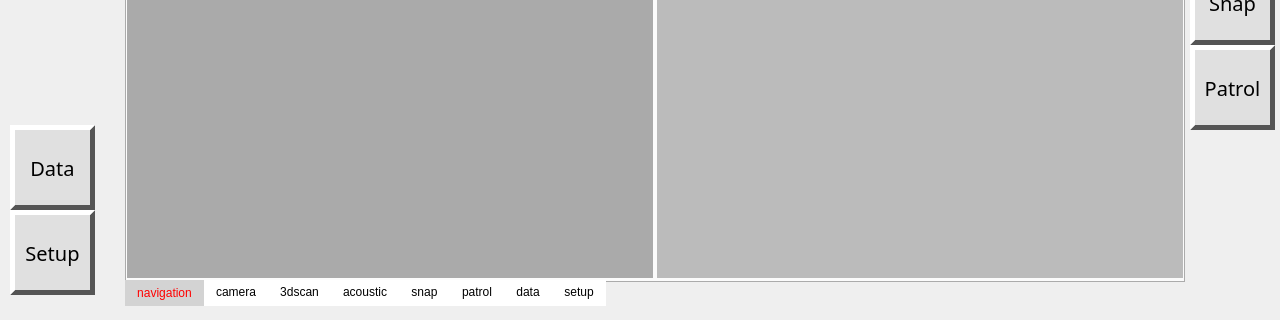
Old version of the form python/patrol/patrol.ui in the repository elecun/flame_robotics_patroller; both pictures show x 0 to 1280 and y 400 to 720 of the 1280 by 720 pixel window.
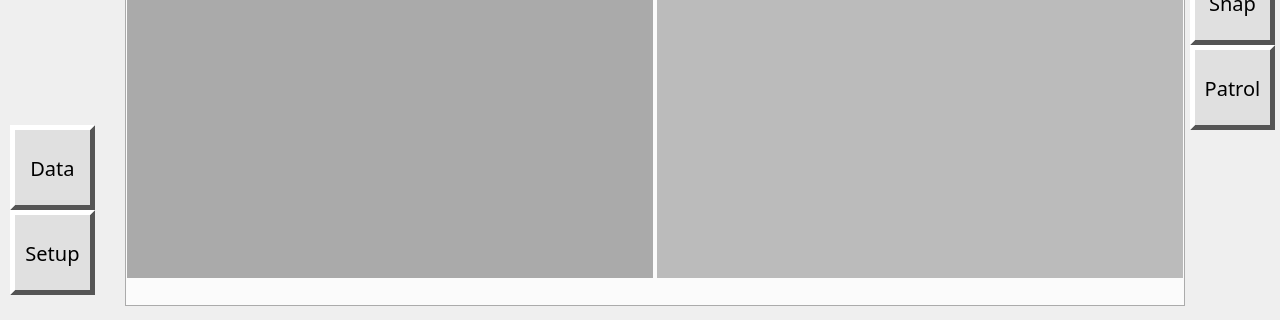
New version of the form. Icons and pictures are not drawn.

Commit message: hide tabbar

The edit to the form file:
```diff
--- a/python/patrol/patrol.ui
+++ b/python/patrol/patrol.ui
@@ -51,6 +51,10 @@
      <string notr="true">QTabBar::tab {
         background: white;
         color: black;
+		width: 0;
+    		height: 0;
+    		margin: 0;
+    		padding: 0;
 }
 QTabBar::tab:selected {
         background: lightgray;
```
